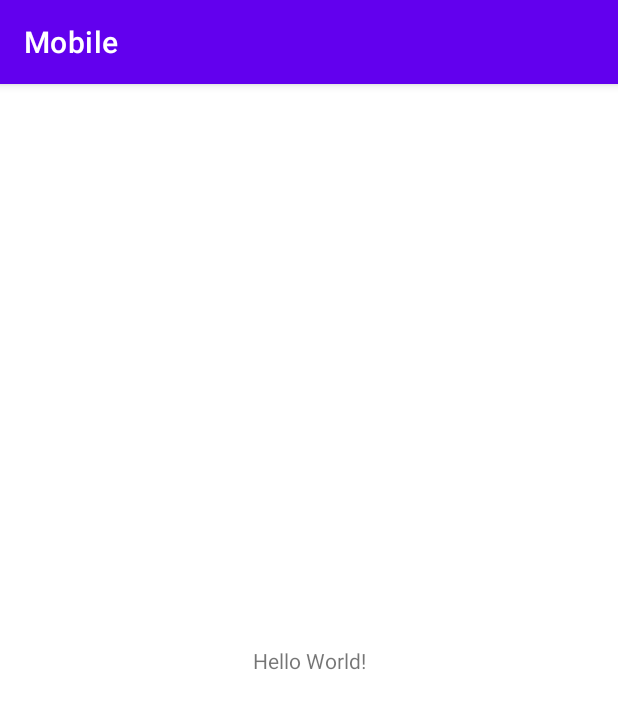
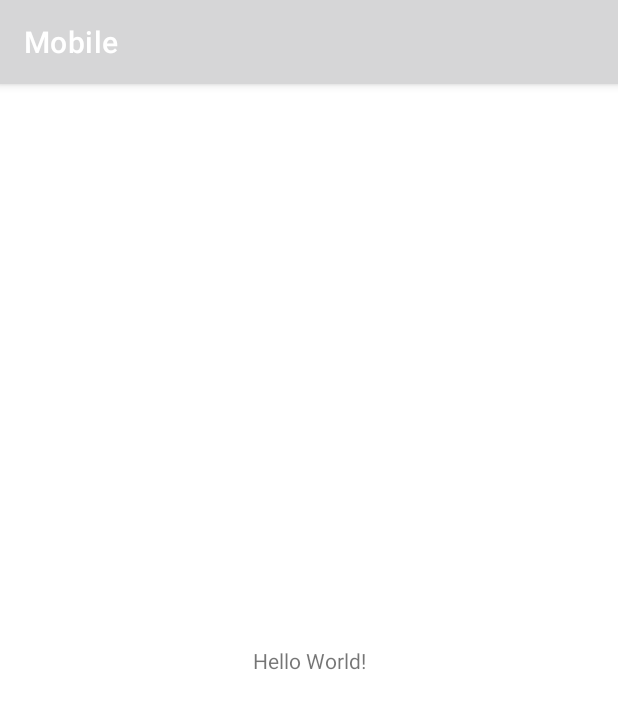
Before and after one commit to kingachwaleba/expense-management-system, an Android app: the screen it shows after launch (MainActivity), on a phone screen of 412 x 824 dp. Shown: the top 709 px of the screen. Run offline under Robolectric (Android 15) with nearby library versions, the phone set to English and light mode, and no system bars.

Commit message:
Add drawable files

```diff
--- a/mobile/app/src/main/res/values/colors.xml
+++ b/mobile/app/src/main/res/values/colors.xml
@@ -1,10 +1,10 @@
 <?xml version="1.0" encoding="utf-8"?>
 <resources>
-    <color name="purple_200">#FFBB86FC</color>
-    <color name="purple_500">#FF6200EE</color>
-    <color name="purple_700">#FF3700B3</color>
-    <color name="teal_200">#FF03DAC5</color>
-    <color name="teal_700">#FF018786</color>
     <color name="black">#FF000000</color>
     <color name="white">#FFFFFFFF</color>
+    <color name="yellow">#F8B500</color>
+    <color name="light_gray">#F7F7F7</color>
+    <color name="dark_gray">#444444</color>
+    <color name="gray">#606060</color>
+    <color name="gray_2">#494949</color>
 </resources>
```
Also changed, not shown: mobile/app/src/main/res/drawable/background.png (added), mobile/app/src/main/res/drawable/button.png (added), mobile/app/src/main/res/drawable/button_image.png (added), mobile/app/src/main/res/drawable/edittext.png (added), mobile/app/src/main/res/drawable/logo.png (added), mobile/app/src/main/res/drawable/pagename.png (added), mobile/app/src/main/res/drawable/vector_1.png (added).
